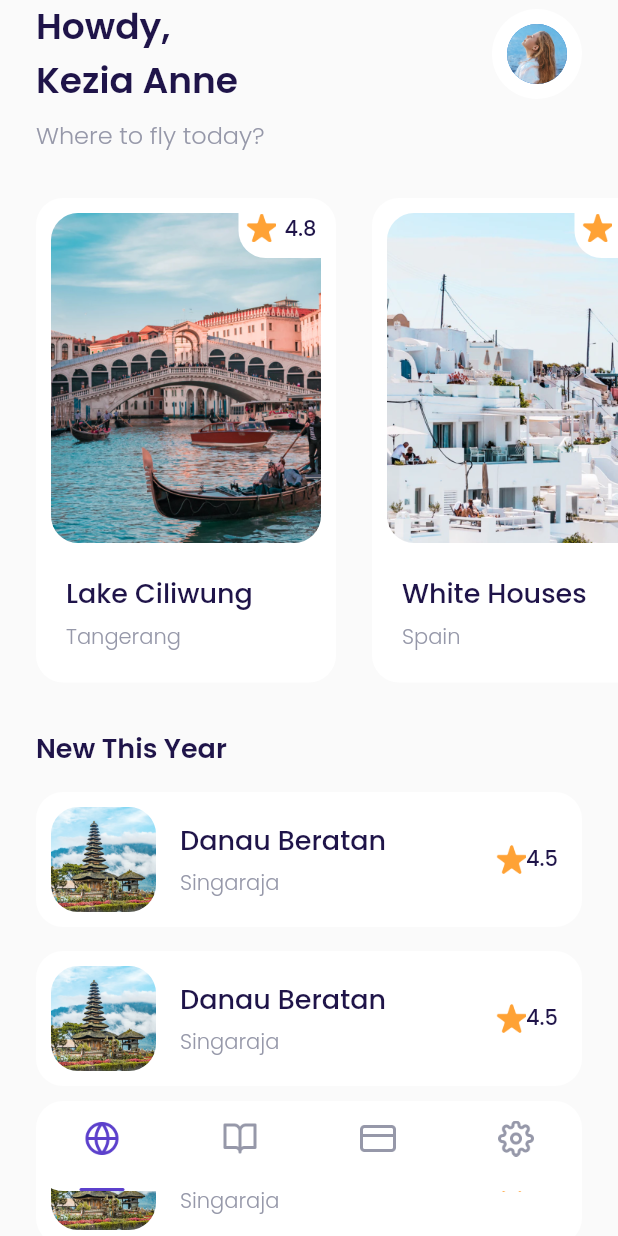
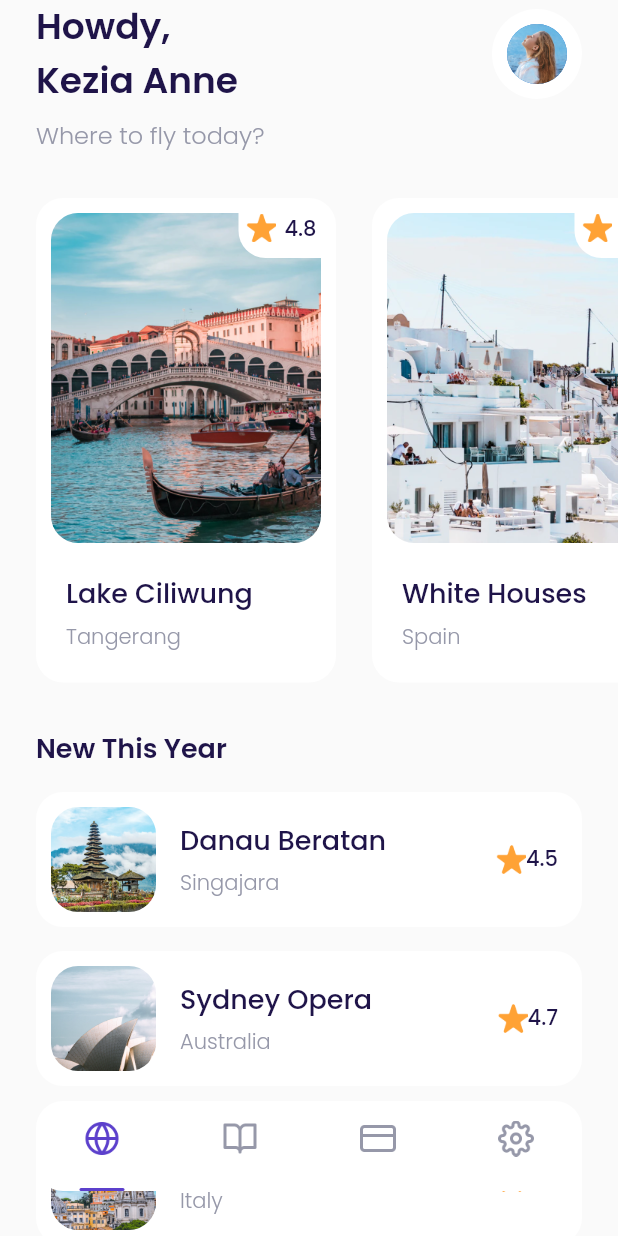
Before and after one commit to dyavas21/Airplane, a Flutter app: the MainPage screen opened by its route, on a phone screen of 412 x 824 dp. Run offline on Flutter 3.47's test engine with Material 2 defaults, Android fonts, the phone set to English and light mode, and no system bars; our stand-ins replace google_fonts.

```diff
--- a/app/lib/ui/pages/home_page.dart
+++ b/app/lib/ui/pages/home_page.dart
@@ -1,4 +1,5 @@
 import 'package:app/shared/theme.dart';
+import 'package:app/ui/pages/detail_page.dart';
 import 'package:app/ui/widgets/destination_card.dart';
 import 'package:app/ui/widgets/this_year_card.dart';
 import 'package:flutter/material.dart';
@@ -58,11 +59,21 @@ class HomePage extends StatelessWidget {
         scrollDirection: Axis.horizontal,
         child: Row(
           children: [
-            DestinationCard(
-              imgUrl: 'assets/destination1.png',
-              title: 'Lake Ciliwung',
-              star: '4.8',
-              desc: 'Tangerang',
+            GestureDetector(
+              onTap: () {
+                Navigator.push(
+                  context,
+                  MaterialPageRoute(
+                    builder: (context) => DetailPage(),
+                  ),
+                );
+              },
+              child: DestinationCard(
+                imgUrl: 'assets/destination1.png',
+                title: 'Lake Ciliwung',
+                star: '4.8',
+                desc: 'Tangerang',
+              ),
             ),
             DestinationCard(
               imgUrl: 'assets/destination2.png',
@@ -114,10 +125,36 @@ class HomePage extends StatelessWidget {
                 fontWeight: semiBold,
               ),
             ),
-            ThisYearCard(),
-            ThisYearCard(),
-            ThisYearCard(),
-            ThisYearCard(),
+            ThisYearCard(
+              imgUrl: 'assets/destination6.png',
+              title: 'Danau Beratan',
+              desc: 'Singajara',
+              star: '4.5',
+            ),
+            ThisYearCard(
+              imgUrl: 'assets/destination7.png',
+              title: 'Sydney Opera',
+              desc: 'Australia',
+              star: '4.7',
+            ),
+            ThisYearCard(
+              imgUrl: 'assets/destination8.png',
+              title: 'Roma',
+              desc: 'Italy',
+              star: '4.8',
+            ),
+            ThisYearCard(
+              imgUrl: 'assets/destination9.png',
+              title: 'Payung Teduh',
+              desc: 'Singapore',
+              star: '4.5',
+            ),
+            ThisYearCard(
+              imgUrl: 'assets/destination10.png',
+              title: 'Hill Hey',
+              desc: 'Monaco',
+              star: '4.7',
+            ),
           ],
         ),
       );
--- a/app/lib/ui/widgets/this_year_card.dart
+++ b/app/lib/ui/widgets/this_year_card.dart
@@ -3,7 +3,11 @@ import 'package:flutter/material.dart';
 import '../../shared/theme.dart';
 
 class ThisYearCard extends StatelessWidget {
-  const ThisYearCard({super.key});
+  final String? imgUrl;
+  final String? title;
+  final String? desc;
+  final String? star;
+  const ThisYearCard({this.desc, this.imgUrl, this.star, this.title});
 
   @override
   Widget build(BuildContext context) {
@@ -31,7 +35,7 @@ class ThisYearCard extends StatelessWidget {
             decoration: BoxDecoration(
               borderRadius: BorderRadius.circular(18),
               image: DecorationImage(
-                image: AssetImage('assets/destination6.png'),
+                image: AssetImage(imgUrl!),
               ),
             ),
           ),
@@ -44,7 +48,7 @@ class ThisYearCard extends StatelessWidget {
               mainAxisAlignment: MainAxisAlignment.center,
               children: [
                 Text(
-                  'Danau Beratan',
+                  title!,
                   style: blackTextStyle.copyWith(
                     fontSize: 18,
                     fontWeight: medium,
@@ -54,7 +58,7 @@ class ThisYearCard extends StatelessWidget {
                   height: 5,
                 ),
                 Text(
-                  'Singaraja',
+                  desc!,
                   style: greyTextStyle.copyWith(
                     fontWeight: light,
                   ),
@@ -67,7 +71,7 @@ class ThisYearCard extends StatelessWidget {
             width: 20,
           ),
           Text(
-            '4.5',
+            star!,
             style: blackTextStyle.copyWith(
               fontWeight: medium,
             ),
```
Also changed, not shown: app/lib/ui/pages/detail_page.dart (added, +260 -0 lines), app/lib/ui/widgets/detail_photos.dart (added, +23 -0 lines), app/lib/ui/widgets/interest_item.dart (added, +31 -0 lines), app/assets/detail_page.png (added), app/assets/detail_page1.png (added), app/assets/detail_page2.png (added), app/assets/detail_page3.png (added).
